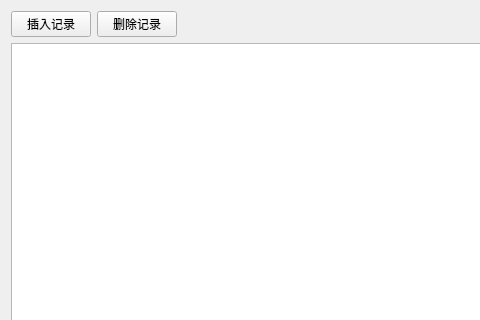
houhaotian/sqldemo, file SqlManager/SqlManager/DBTable/DBTable.ui: the form before one commit; both pictures show x 0 to 480 and y 0 to 320 of the 873 by 562 pixel window.
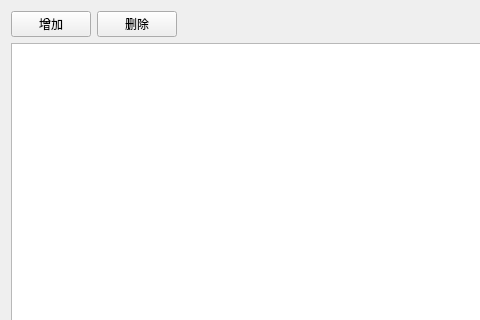
The form after the commit.

Patch:
```diff
--- a/SqlManager/SqlManager/DBTable/DBTable.ui
+++ b/SqlManager/SqlManager/DBTable/DBTable.ui
@@ -19,14 +19,14 @@
      <item>
       <widget class="QPushButton" name="insertButton">
        <property name="text">
-        <string>插入记录</string>
+        <string>增加</string>
        </property>
       </widget>
      </item>
      <item>
       <widget class="QPushButton" name="deleteButton">
        <property name="text">
-        <string>删除记录</string>
+        <string>删除</string>
        </property>
       </widget>
      </item>
```
